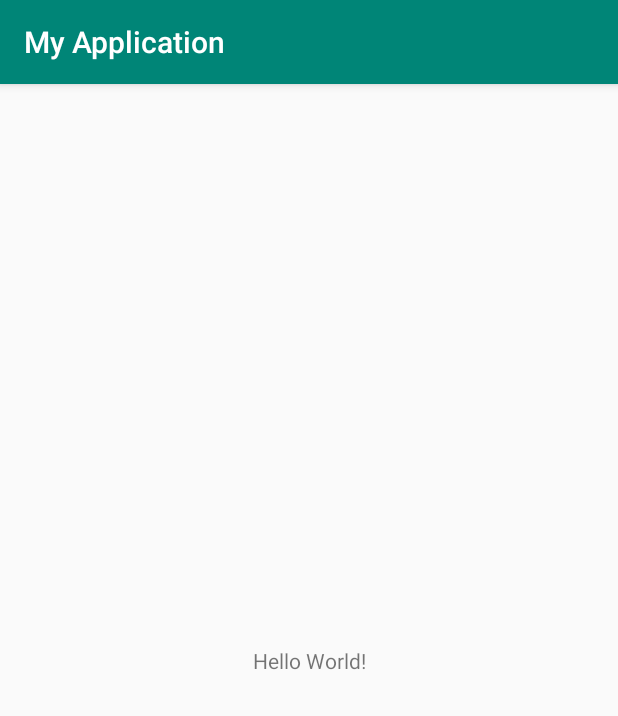
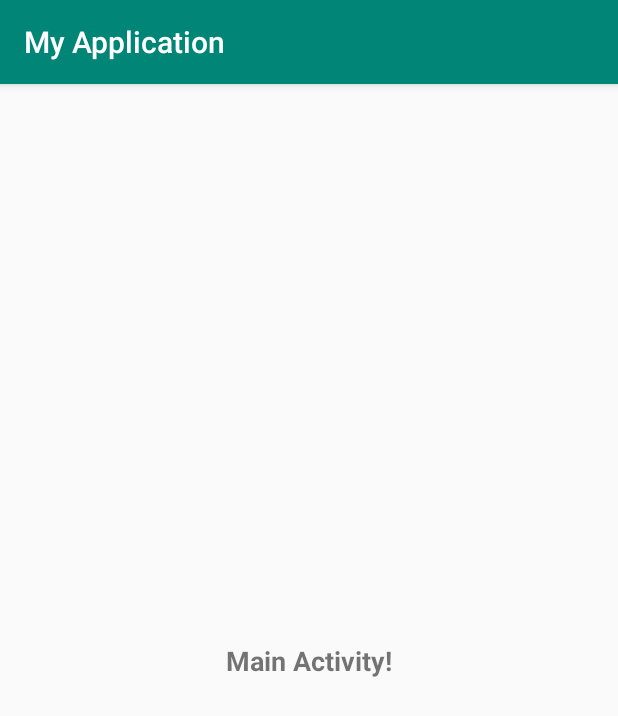
Before and after one commit to AhmadNosratian/FcmTest, an Android app: the screen it shows after launch (MainActivity), on a phone screen of 412 x 824 dp. Shown: the top 716 px of the screen. Run offline under Robolectric (Android 15) with nearby library versions, the phone set to English and light mode, and no system bars; 1 statement that could not run was skipped.

```diff
--- a/app/src/main/java/com/example/nosratian/myapplication/MainActivity.java
+++ b/app/src/main/java/com/example/nosratian/myapplication/MainActivity.java
@@ -1,13 +1,31 @@
 package com.example.nosratian.myapplication;
 
+import android.content.Intent;
 import android.support.v7.app.AppCompatActivity;
 import android.os.Bundle;
+import android.widget.Toast;
 
 public class MainActivity extends AppCompatActivity {
-
     @Override
     protected void onCreate(Bundle savedInstanceState) {
         super.onCreate(savedInstanceState);
         setContentView(R.layout.activity_main);
+
+
+        /***
+         when the app is in background
+         fcm send data to main thread with intent
+         in default launcher get intent and parse it
+         ***/
+        Intent i = getIntent();
+        String title = i.getStringExtra("title");
+        Toast.makeText(this, title, Toast.LENGTH_LONG).show();
+
+
+    }
+
+    @Override
+    protected void onDestroy() {
+        super.onDestroy();
     }
 }
--- a/app/src/main/res/layout/activity_main.xml
+++ b/app/src/main/res/layout/activity_main.xml
@@ -9,7 +9,9 @@
     <TextView
         android:layout_width="wrap_content"
         android:layout_height="wrap_content"
-        android:text="Hello World!"
+        android:text="Main Activity!"
+        android:textStyle="bold"
+        android:textSize="18sp"
         app:layout_constraintBottom_toBottomOf="parent"
         app:layout_constraintLeft_toLeftOf="parent"
         app:layout_constraintRight_toRightOf="parent"
```
Also changed, not shown: app/src/main/AndroidManifest.xml (+23 -3 lines), app/src/main/java/com/example/nosratian/myapplication/Service/MyFirebaseInstanceService.java (+40 -6 lines), app/src/main/java/com/example/nosratian/myapplication/ShowNotification.java (added, +21 -0 lines), app/src/main/res/layout/activity_show_notification.xml (added, +20 -0 lines), 1 other file.
